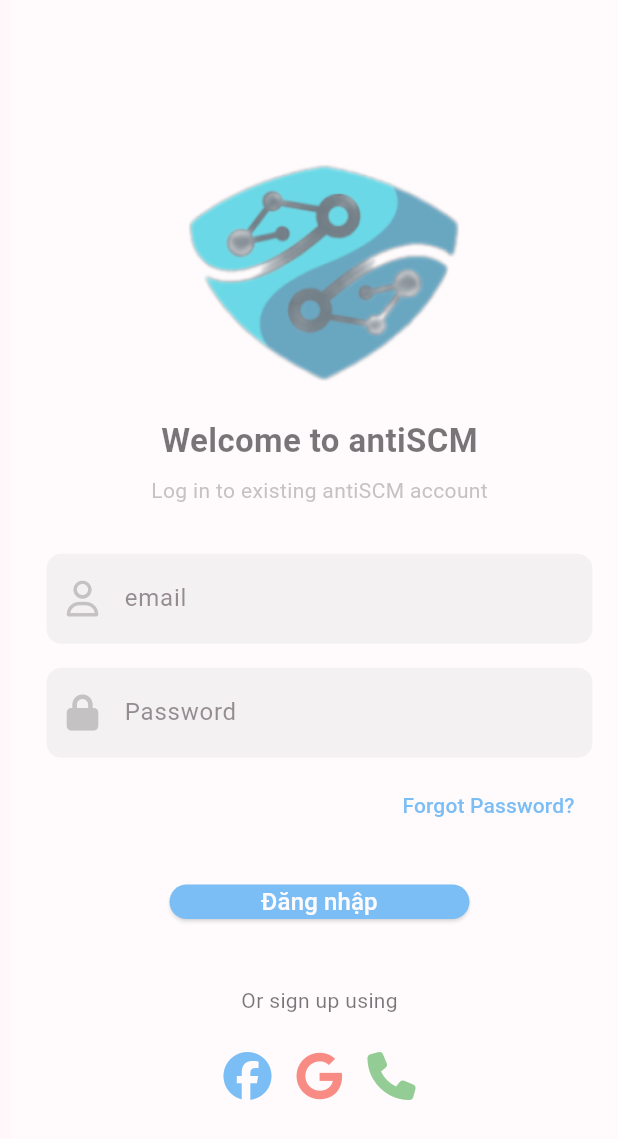
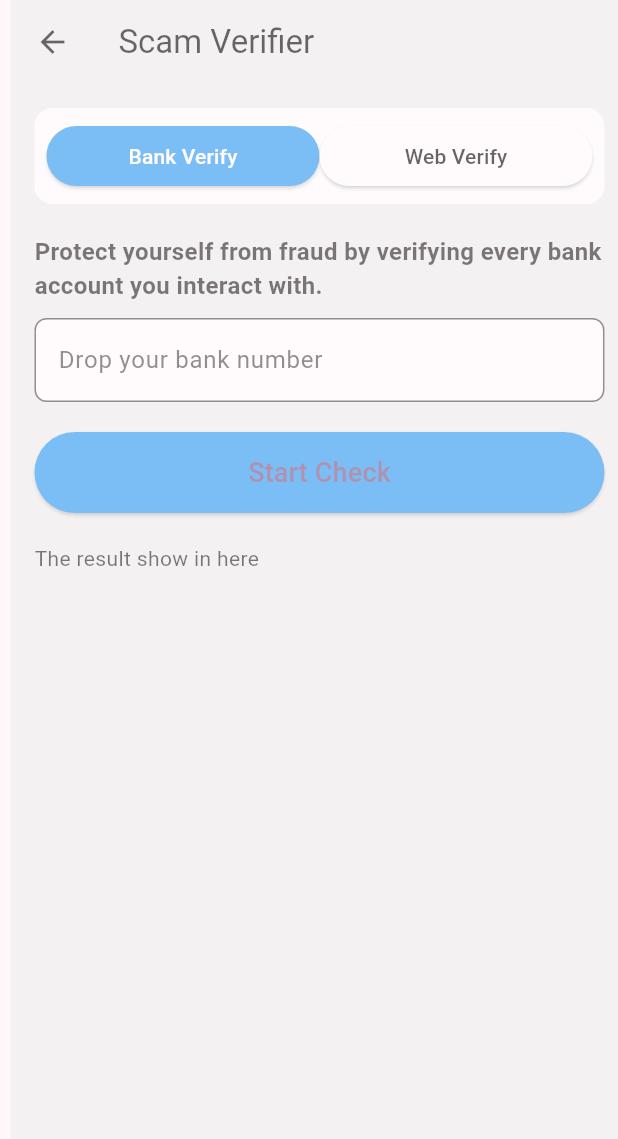
Before and after one commit to Bentanik/exe02_fe_mobile, a Flutter app: the screen it shows after launch, after a tap on "Personal Information", on a phone screen of 412 x 824 dp. Shown: the top 1139 px of the screen. Run offline on Flutter 3.47's test engine with Material 3 defaults, Android fonts, the phone set to English and light mode, and no system bars; our stand-ins replace dio, expandable, flutter_secure_storage, flutter_svg, fluttertoast, font_awesome_flutter; network calls fail.

Commit message:
finished check scam ui

```diff
--- a/lib/presentation/intro/pages/authen/login/login.dart
+++ b/lib/presentation/intro/pages/authen/login/login.dart
@@ -89,6 +89,7 @@ class _LoginState extends State<Login> {
                               () => setState(() => _isLoading = true),
                               () => setState(() => _isLoading = false),
                         ),
+                        buttonSize: Size(350, 50),
                       ),
                     ),
                   ),
--- a/lib/presentation/intro/pages/authen/login/login_hook.dart
+++ b/lib/presentation/intro/pages/authen/login/login_hook.dart
@@ -35,7 +35,7 @@ class LoginController {
         Fluttertoast.showToast(
           msg: "Đăng nhập thành công!",
           toastLength: Toast.LENGTH_SHORT,
-          gravity: ToastGravity.TOP, // Thả từ trên xuống
+          gravity: ToastGravity.TOP,
           backgroundColor: Colors.green,
           textColor: Colors.white,
           fontSize: 16.0,
--- a/lib/presentation/intro/pages/authen/register/register.dart
+++ b/lib/presentation/intro/pages/authen/register/register.dart
@@ -96,6 +96,7 @@ class _RegisterState extends State<Register> {
                             () => setState(() => _isLoading = true),
                             () => setState(() => _isLoading = false),
                       ),
+                    buttonSize: Size(350, 50),
                   ),
                 ),
               ),
--- a/lib/presentation/intro/pages/books_mark.dart
+++ b/lib/presentation/intro/pages/books_mark.dart
@@ -13,7 +13,7 @@ class BooksMark extends StatelessWidget {
   @override
   Widget build(BuildContext context) {
     return Scaffold(
-      appBar: AppBar(title: const Text('Notification')),
+      appBar: AppBar(title: const Text('Book mark')),
       backgroundColor: Colors.white,
       body: SafeArea(
         child: SingleChildScrollView(
--- /dev/null
+++ b/lib/presentation/intro/pages/check_scam/bank_verify.dart
@@ -0,0 +1,77 @@
+import 'package:flutter/material.dart';
+
+class BankVerifyBody extends StatefulWidget {
+  @override
+  _BankVerifyBodyState createState() => _BankVerifyBodyState();
+}
+
+class _BankVerifyBodyState extends State<BankVerifyBody> {
+  final TextEditingController _bankController = TextEditingController();
+  String resultText = "";
+
+  void checkScam() {
+    String input = _bankController.text.trim();
+    if (input.isEmpty) return;
+
+    setState(() {
+      resultText = "This bank number $input is a scam number";
+    });
+  }
+
+  @override
+  Widget build(BuildContext context) {
+    return Column(
+      crossAxisAlignment: CrossAxisAlignment.start,
+      children: [
+        const Text(
+          "Protect yourself from fraud by verifying every bank account you interact with.",
+          style: TextStyle(fontSize: 16, fontWeight: FontWeight.bold),
+        ),
+        const SizedBox(height: 10),
+
+        TextField(
+          controller: _bankController,
+          decoration: InputDecoration(
+            hintText: "Drop your bank number",
+            filled: true,
+            fillColor: Colors.white,
+            border: OutlineInputBorder(
+              borderRadius: BorderRadius.circular(8),
+            ),
+          ),
+        ),
+        const SizedBox(height: 20),
+
+        SizedBox(
+          width: double.infinity,
+          child: ElevatedButton(
+            onPressed: checkScam,
+            style: ElevatedButton.styleFrom(
+              backgroundColor: Colors.blue,
+              padding: const EdgeInsets.symmetric(vertical: 14),
+            ),
+            child: const Text("Start Check", style: TextStyle(fontSize: 18)),
+          ),
+        ),
+
+        const SizedBox(height: 20),
+
+        const Text("The result show in here"),
+        const SizedBox(height: 10),
+        if (resultText.isNotEmpty)
+          Container(
+            padding: const EdgeInsets.all(12),
+            decoration: BoxDecoration(
+              color: Colors.white,
+              borderRadius: BorderRadius.circular(8),
+              border: Border.all(color: Colors.black),
+            ),
+            child: Text(
+              resultText,
+              style: const TextStyle(color: Colors.red, fontWeight: FontWeight.bold),
+            ),
+          ),
+      ],
+    );
+  }
+}
--- /dev/null
+++ b/lib/presentation/intro/pages/check_scam/check_scam.dart
@@ -0,0 +1,78 @@
+import 'package:exe02_fe_mobile/presentation/intro/pages/check_scam/bank_verify.dart';
+import 'package:exe02_fe_mobile/presentation/intro/pages/check_scam/web_verify.dart';
+import 'package:flutter/material.dart';
+class ScamVerifierScreen extends StatefulWidget {
+  @override
+  _ScamVerifierScreenState createState() => _ScamVerifierScreenState();
+}
+
+class _ScamVerifierScreenState extends State<ScamVerifierScreen> {
+  bool isBankVerify = true; // Trạng thái tab
+
+  void switchTab(bool isBank) {
+    setState(() {
+      isBankVerify = isBank;
+    });
+  }
+
+  @override
+  Widget build(BuildContext context) {
+    return Scaffold(
+      backgroundColor: Colors.grey[200],
+      appBar: AppBar(
+        title: const Text("Scam Verifier", style: TextStyle(color: Colors.black)),
+        backgroundColor: Colors.transparent,
+        elevation: 0,
+        leading: IconButton(
+          icon: const Icon(Icons.arrow_back, color: Colors.black),
+          onPressed: () {},
+        ),
+      ),
+      body: Padding(
+        padding: const EdgeInsets.all(16.0),
+        child: Column(
+          children: [
+            // Nút chuyển tab
+            Container(
+              decoration: BoxDecoration(
+                color: Colors.white,
+                borderRadius: BorderRadius.circular(12),
+              ),
+              padding: const EdgeInsets.all(8),
+              child: Row(
+                children: [
+                  Expanded(
+                    child: ElevatedButton(
+                      onPressed: () => switchTab(true),
+                      style: ElevatedButton.styleFrom(
+                        backgroundColor: isBankVerify ? Colors.blue : Colors.white,
+                        foregroundColor: isBankVerify ? Colors.white : Colors.black,
+                      ),
+                      child: const Text("Bank Verify"),
+                    ),
+                  ),
+                  Expanded(
+                    child: ElevatedButton(
+                      onPressed: () => switchTab(false),
+                      style: ElevatedButton.styleFrom(
+                        backgroundColor: !isBankVerify ? Colors.blue : Colors.white,
+                        foregroundColor: !isBankVerify ? Colors.white : Colors.black,
+                      ),
+                      child: const Text("Web Verify"),
+                    ),
+                  ),
+                ],
+              ),
+            ),
+            const SizedBox(height: 20),
+
+            // Load Widget con tùy theo tab
+            Expanded(
+              child: isBankVerify ? BankVerifyBody() : WebVerifyBody(),
+            ),
+          ],
+        ),
+      ),
+    );
+  }
+}
--- a/lib/presentation/intro/pages/premium_option.dart
+++ b/lib/presentation/intro/pages/premium_option.dart
@@ -12,9 +12,12 @@ class PremiumOption extends StatelessWidget {
         elevation: 0,
         leading: IconButton(
           icon: Icon(Icons.arrow_back, color: Colors.white),
-          onPressed: () {},
+          onPressed: () {
+            Navigator.pop(context);
+          },
         ),
       ),
+
       body: SingleChildScrollView(
         padding: EdgeInsets.only(bottom: 80),
         child: Column(
```
Also changed, not shown: lib/presentation/intro/pages/authen/logout.dart (added, +27 -0 lines), lib/presentation/intro/pages/authen/register/register_hook.dart (+32 -3 lines), lib/presentation/intro/pages/check_scam/web_verify.dart (added, +77 -0 lines), lib/presentation/intro/pages/get_started.dart (+7 -1 lines), lib/presentation/intro/pages/home.dart (+42 -41 lines).
